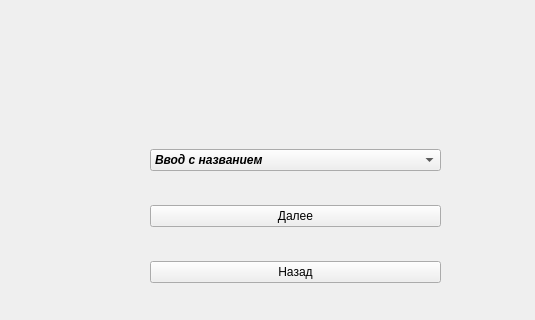
Before: the Qt Designer form form.ui in chester5009/diplom_py, drawn with Qt 5; both pictures show x 0 to 535 and y 139 to 459 of the 641 by 811 pixel window.
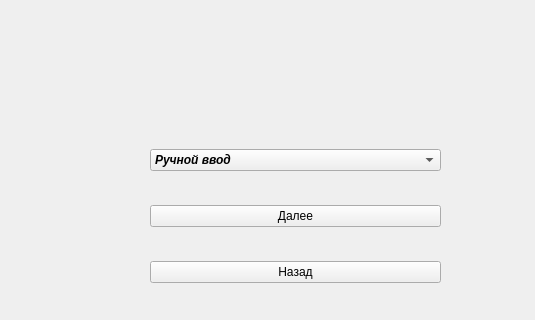
After: the same form once the commit is applied. The open tabs and pages were chosen to show the change.

```diff
--- a/form.ui
+++ b/form.ui
@@ -148,7 +148,7 @@
         </property>
         <item>
          <property name="text">
-          <string>Ввод с названием</string>
+          <string>Ручной ввод</string>
          </property>
         </item>
         <item>
```
Left out of the diff: 2 changed lines with no effect on the pictures.
